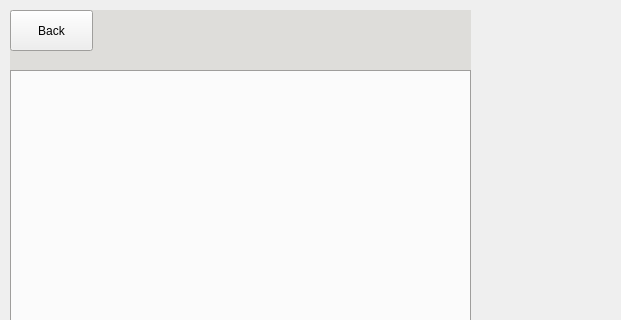
Old version of the form Team32-3004-Project/mainwindow.ui in the repository Harry-Dinh/COMP-3004-F24-Final; both pictures show x 0 to 621 and y 0 to 320 of the 939 by 641 pixel window.
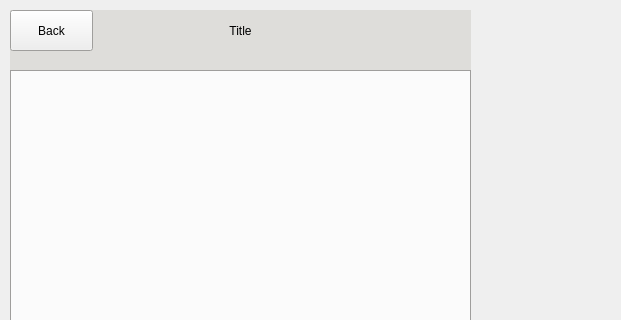
New version of the form. The open tabs and pages were chosen to show the change. Icons and pictures are not drawn.

Commit message: Fix memory leak by deleting chargingTimer

Diff of the .ui file:
```diff
--- a/Team32-3004-Project/mainwindow.ui
+++ b/Team32-3004-Project/mainwindow.ui
@@ -651,6 +651,9 @@
      <property name="text">
       <string>Title</string>
      </property>
+     <property name="alignment">
+      <set>Qt::AlignCenter</set>
+     </property>
     </widget>
     <widget class="QPushButton" name="backButton">
      <property name="geometry">
```
Left out of the diff: 2 changed lines with no effect on the pictures. The commit also changes 1 other file.
